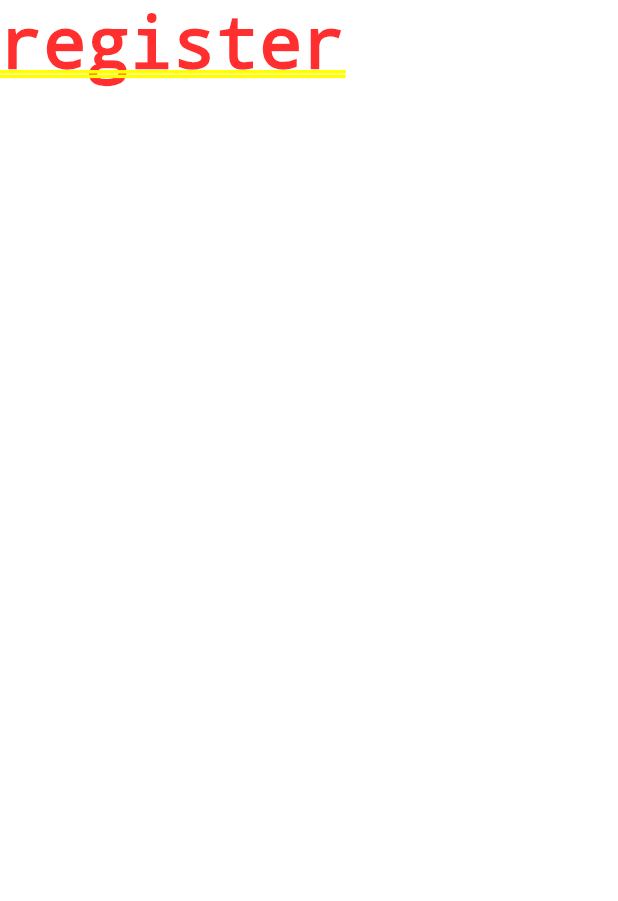
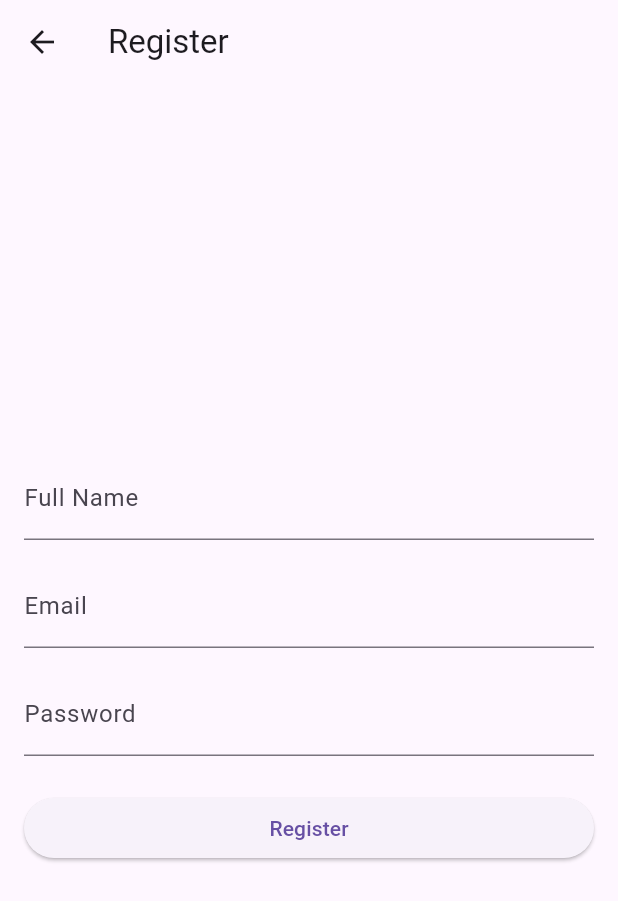
Before and after one commit to navendunandu/Link-Flutter-app, a Flutter app: the screen it shows after launch, after a tap on "Signup now!", on a phone screen of 412 x 824 dp. Shown: the top 901 px of the screen. Run offline on Flutter 3.47's test engine with Material 3 defaults, Android fonts, the phone set to English and light mode, and no system bars; our stand-ins replace lottie.

Commit message:
register page made

```diff
--- a/lib/register.dart
+++ b/lib/register.dart
@@ -8,8 +8,53 @@ class RegisterScreen extends StatefulWidget {
 }
 
 class _RegisterScreenState extends State<RegisterScreen> {
+
+  final TextEditingController _fullNameController = TextEditingController();
+  final TextEditingController _emailController = TextEditingController();
+  final TextEditingController _passwordController = TextEditingController();
+
+  void register() {
+    // Implement your registration logic here
+    print("Registering...");
+    print("Full Name: ${_fullNameController.text}");
+    print("Email: ${_emailController.text}");
+    print("Password: ${_passwordController.text}");
+  }
   @override
   Widget build(BuildContext context) {
-    return Text("register");
+    return Scaffold(
+      appBar: AppBar(
+        title: Text("Register"),
+      ),
+      body: Padding(
+        padding: const EdgeInsets.all(16.0),
+        child: Column(
+          crossAxisAlignment: CrossAxisAlignment.stretch,
+          mainAxisAlignment: MainAxisAlignment.center,
+          children: [
+            TextFormField(
+              controller: _fullNameController,
+              decoration: InputDecoration(labelText: "Full Name"),
+            ),
+            SizedBox(height: 16),
+            TextFormField(
+              controller: _emailController,
+              decoration: InputDecoration(labelText: "Email"),
+            ),
+            SizedBox(height: 16),
+            TextFormField(
+              controller: _passwordController,
+              obscureText: true,
+              decoration: InputDecoration(labelText: "Password"),
+            ),
+            SizedBox(height: 24),
+            ElevatedButton(
+              onPressed: register,
+              child: Text("Register"),
+            ),
+          ],
+        ),
+      ),
+    );
   }
 }
```
